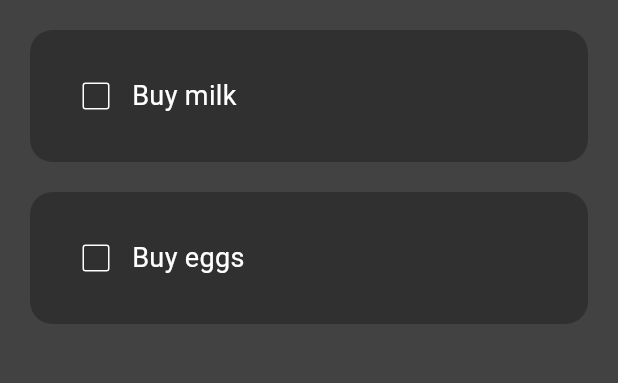
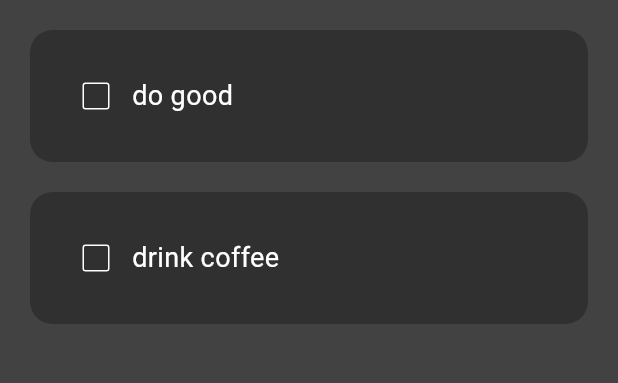
Before and after one commit to lukaswde/flutter-todo, a Flutter app: the screen it shows after launch, on a phone screen of 412 x 824 dp, the part 84-467 px from its top. Run offline on Flutter 3.47's test engine with Material 3 defaults, Android fonts, the light colour scheme and no system bars; drawn by our look-alikes of flutter_slidable.

Commit message:
Preset Todos

```diff
--- a/lib/pages/home_page.dart
+++ b/lib/pages/home_page.dart
@@ -11,8 +11,8 @@ class HomePage extends StatefulWidget {
 class _HomePageState extends State<HomePage> {
   final _controller = TextEditingController();
   List toDoList = [
-    ['Buy milk', false],
-    ['Buy eggs', false],
+    ['do good', false],
+    ['drink coffee', false],
   ];
 
   void checkBoxChanged(int index) {
--- a/lib/utils/todo_list.dart
+++ b/lib/utils/todo_list.dart
@@ -32,6 +32,7 @@ class TodoList extends StatelessWidget {
               onPressed: deleteFunction,
               icon: Icons.delete,
               backgroundColor: Colors.red,
+              foregroundColor: Colors.white,
               borderRadius: BorderRadius.circular(15),
             ),
           ],
```
